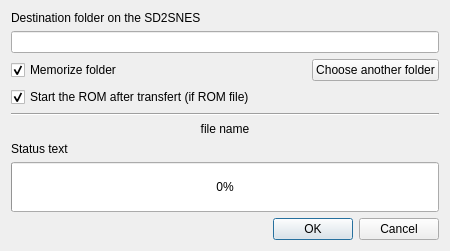
This is QFile2Snes/sendtodialog.ui in Skarsnik/QUsb2snes as Qt 5 draws it before an edit. The edited form follows.
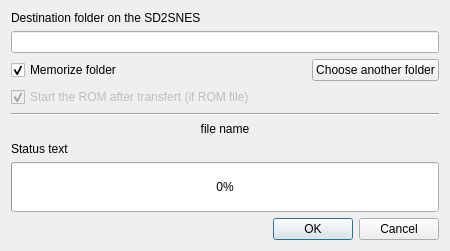
This is the edited form.

Commit message: Added a SendTo2Snes binary for the send to integration on windows

The edit to the form file:
```diff
--- a/QFile2Snes/sendtodialog.ui
+++ b/QFile2Snes/sendtodialog.ui
@@ -64,6 +64,9 @@
    </item>
    <item>
     <widget class="QCheckBox" name="romStartCheckBox">
+     <property name="enabled">
+      <bool>false</bool>
+     </property>
      <property name="text">
       <string>Start the ROM after transfert (if ROM file)</string>
      </property>
```
The commit also changes 6 other files.
